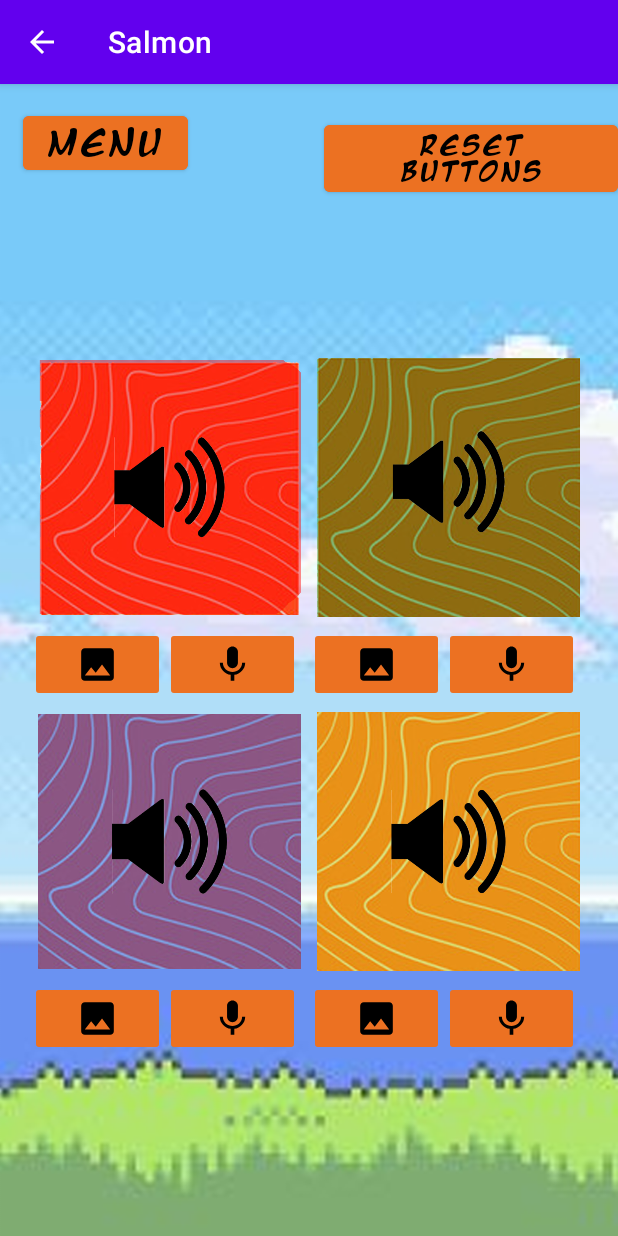
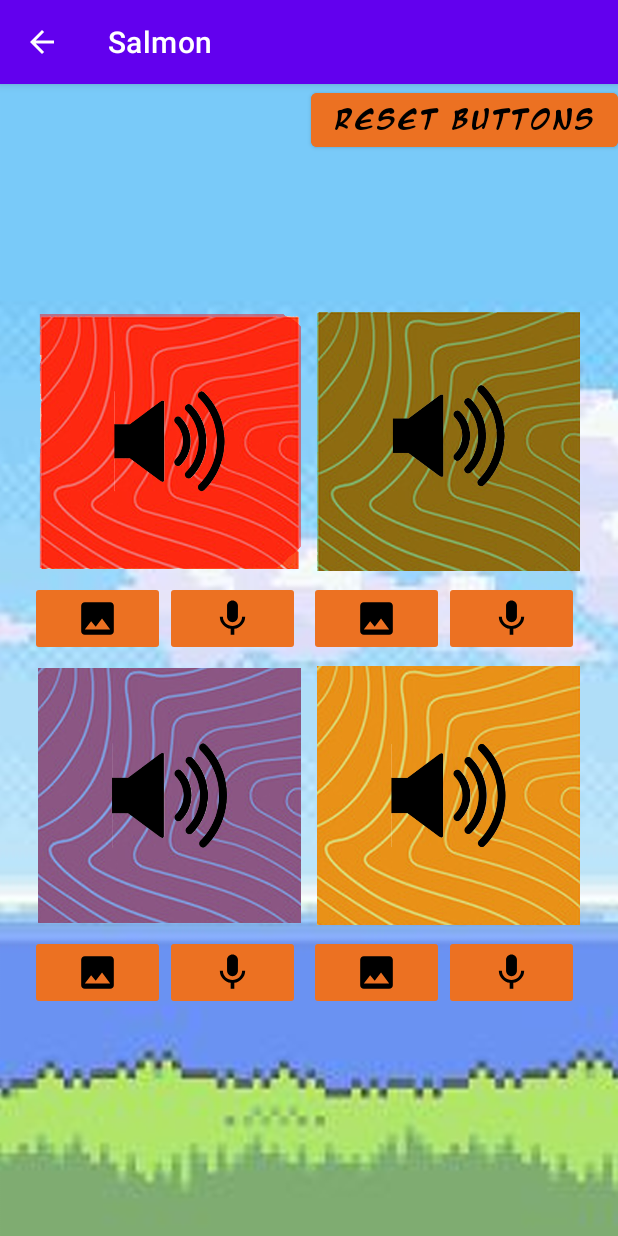
Before and after one commit to e181183/Salmon, an Android app: the CustomActivity screen opened directly, with no data from a screen before it, on a phone screen of 412 x 824 dp. Run offline under Robolectric (Android 15) with nearby library versions, the phone set to English and light mode, and no system bars.

Commit message:
boutons custom binding 2

```diff
--- a/app/src/main/java/be/helmo/salmon/CustomActivity.kt
+++ b/app/src/main/java/be/helmo/salmon/CustomActivity.kt
@@ -16,17 +16,50 @@ class CustomActivity : AppCompatActivity() {
         binding = ActivityCustomBinding.inflate(layoutInflater)
         setContentView(binding.root)
 
+        binding.resetButton.setOnClickListener { view: View ->
+            Toast.makeText(this, "reset", Toast.LENGTH_SHORT).show()
+        }
+
         binding.redButton.setOnClickListener { view: View ->
             Toast.makeText(this, "red", Toast.LENGTH_SHORT).show()
         }
+        binding.imageForRed.setOnClickListener { view: View ->
+            Toast.makeText(this, "red image", Toast.LENGTH_SHORT).show()
+        }
+        binding.soundForRed.setOnClickListener { view: View ->
+            Toast.makeText(this, "red sound", Toast.LENGTH_SHORT).show()
+        }
+
         binding.greenButton.setOnClickListener { view: View ->
             Toast.makeText(this, "green", Toast.LENGTH_SHORT).show()
         }
+        binding.imageForGreen.setOnClickListener { view: View ->
+            Toast.makeText(this, "green image", Toast.LENGTH_SHORT).show()
+        }
+        binding.soundForGreen.setOnClickListener { view: View ->
+            Toast.makeText(this, "green sound", Toast.LENGTH_SHORT).show()
+        }
+
         binding.blueButton.setOnClickListener { view: View ->
             Toast.makeText(this, "blue", Toast.LENGTH_SHORT).show()
         }
+        binding.imageForBlue.setOnClickListener { view: View ->
+            Toast.makeText(this, "blue image", Toast.LENGTH_SHORT).show()
+        }
+        binding.soundForBlue.setOnClickListener { view: View ->
+            Toast.makeText(this, "blue sound", Toast.LENGTH_SHORT).show()
+        }
+
         binding.yellowButton.setOnClickListener { view: View ->
             Toast.makeText(this, "yellow", Toast.LENGTH_SHORT).show()
         }
+        binding.imageForYellow.setOnClickListener { view: View ->
+            Toast.makeText(this, "yellow image", Toast.LENGTH_SHORT).show()
+        }
+        binding.soundForYellow.setOnClickListener { view: View ->
+            Toast.makeText(this, "yellow sound", Toast.LENGTH_SHORT).show()
+        }
+
+
     }
 }
--- a/app/src/main/res/layout/activity_custom.xml
+++ b/app/src/main/res/layout/activity_custom.xml
@@ -12,24 +12,14 @@
         android:layout_width="match_parent"
         android:layout_height="wrap_content"
         android:orientation="horizontal"
+        android:gravity="end"
         app:layout_constraintStart_toStartOf="parent"
         app:layout_constraintTop_toTopOf="parent">
 
         <Button
+            android:id="@+id/reset_button"
             android:layout_width="wrap_content"
             android:layout_height="wrap_content"
-            android:layout_margin="15dp"
-            android:backgroundTint="#EC7122"
-            android:fontFamily="@font/mangatb"
-            android:text="menu"
-            android:textColor="#000000"
-            android:textSize="20dp" />
-
-        <Button
-            android:layout_width="wrap_content"
-            android:layout_height="wrap_content"
-            android:layout_marginLeft="75dp"
-            android:layout_marginTop="15dp"
             android:backgroundTint="#EC7122"
             android:fontFamily="@font/mangatb"
             android:text="reset buttons"
```
